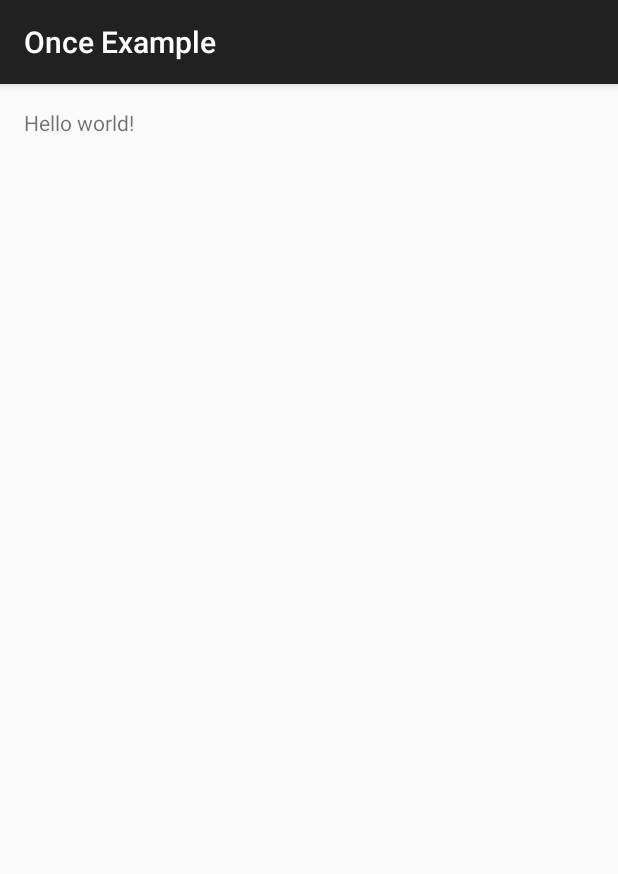
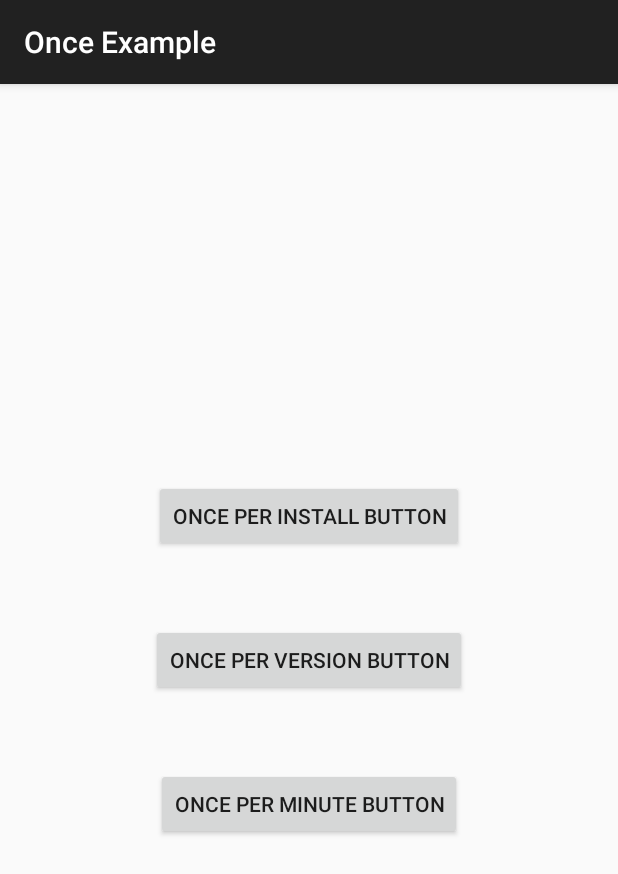
Before and after one commit to jonfinerty/Once, an Android app: the screen it shows after launch (MainActivity), on a phone screen of 412 x 824 dp. Shown: the top 874 px of the screen. Run offline under Robolectric (Android 15) with nearby library versions, the phone set to English and light mode, and no system bars.

Commit message:
Switch to store timestamps of when tags where last marked done

```diff
--- a/once-example/src/main/java/jonathanfinerty/onceexample/MainActivity.java
+++ b/once-example/src/main/java/jonathanfinerty/onceexample/MainActivity.java
@@ -4,6 +4,10 @@ import android.content.DialogInterface;
 import android.os.Bundle;
 import android.support.v7.app.ActionBarActivity;
 import android.support.v7.app.AlertDialog;
+import android.view.View;
+import android.widget.Button;
+
+import jonathanfinerty.once.Once;
 
 import static jonathanfinerty.once.Once.THIS_APP_INSTALL;
 import static jonathanfinerty.once.Once.beenDone;
@@ -12,16 +16,46 @@ import static jonathanfinerty.once.Once.markDone;
 public class MainActivity extends ActionBarActivity {
 
     public static final String SHOW_FRESH_INSTALL_DIALOG = "FreshInstallDialog";
+    public static final String SHOW_NEW_VERSION_DIALOG = "NewVersionDialog";
+    public static final String SHOW_MINUTE_DIALOG = "OncePerMinuteDialog";
 
     @Override
     protected void onCreate(Bundle savedInstanceState) {
         super.onCreate(savedInstanceState);
         setContentView(R.layout.activity_main);
 
-        if (!beenDone(THIS_APP_INSTALL, SHOW_FRESH_INSTALL_DIALOG)) {
-            showFreshInstallDialog();
-            markDone(SHOW_FRESH_INSTALL_DIALOG);
-        }
+        Button oncePerInstallButton = (Button) findViewById(R.id.once_per_install_button);
+        oncePerInstallButton.setOnClickListener(new View.OnClickListener() {
+            @Override
+            public void onClick(View v) {
+                if (!beenDone(THIS_APP_INSTALL, SHOW_FRESH_INSTALL_DIALOG)) {
+                    showFreshInstallDialog();
+                    markDone(SHOW_FRESH_INSTALL_DIALOG);
+                }
+            }
+        });
+
+        Button oncePerVersionButton = (Button) findViewById(R.id.once_per_version_button);
+        oncePerVersionButton.setOnClickListener(new View.OnClickListener() {
+            @Override
+            public void onClick(View v) {
+                if (!beenDone(Once.THIS_APP_VERSION, SHOW_NEW_VERSION_DIALOG)) {
+                    showNewVersionDialog();
+                    markDone(SHOW_NEW_VERSION_DIALOG);
+                }
+            }
+        });
+
+        Button oncePerMinuteButton = (Button) findViewById(R.id.once_per_minute_button);
+        oncePerMinuteButton.setOnClickListener(new View.OnClickListener() {
+            @Override
+            public void onClick(View v) {
+                /*if (!beenDone(TimeUnit.MINUTES, 1, SHOW_MINUTE_DIALOG)) {
+                    showMinuteDialog();
+                    markDone(SHOW_MINUTE_DIALOG);
+                }*/
+            }
+        });
 
     }
 
@@ -37,4 +71,30 @@ public class MainActivity extends ActionBarActivity {
                 });
         alertDialog.show();
     }
+
+    private void showNewVersionDialog() {
+        AlertDialog alertDialog = new AlertDialog.Builder(MainActivity.this).create();
+        alertDialog.setTitle("New Version Detected");
+        alertDialog.setMessage("This dialog should only appear once per app version");
+        alertDialog.setButton(AlertDialog.BUTTON_NEUTRAL, "OK",
+                new DialogInterface.OnClickListener() {
+                    public void onClick(DialogInterface dialog, int which) {
+                        dialog.dismiss();
+                    }
+                });
+        alertDialog.show();
+    }
+
+    private void showMinuteDialog() {
+        AlertDialog alertDialog = new AlertDialog.Builder(MainActivity.this).create();
+        alertDialog.setTitle("Once per minute");
+        alertDialog.setMessage("This dialog should only appear a maximum of once per minute");
+        alertDialog.setButton(AlertDialog.BUTTON_NEUTRAL, "OK",
+                new DialogInterface.OnClickListener() {
+                    public void onClick(DialogInterface dialog, int which) {
+                        dialog.dismiss();
+                    }
+                });
+        alertDialog.show();
+    }
 }
--- a/once-example/src/main/res/layout/activity_main.xml
+++ b/once-example/src/main/res/layout/activity_main.xml
@@ -1,11 +1,33 @@
-<RelativeLayout xmlns:android="http://schemas.android.com/apk/res/android"
-    xmlns:tools="http://schemas.android.com/tools" android:layout_width="match_parent"
-    android:layout_height="match_parent" android:paddingLeft="@dimen/activity_horizontal_margin"
+<LinearLayout xmlns:android="http://schemas.android.com/apk/res/android"
+    xmlns:tools="http://schemas.android.com/tools"
+    android:layout_width="match_parent"
+    android:layout_height="match_parent"
+    android:gravity="center"
+    android:orientation="vertical"
+    android:paddingBottom="@dimen/activity_vertical_margin"
+    android:paddingLeft="@dimen/activity_horizontal_margin"
     android:paddingRight="@dimen/activity_horizontal_margin"
     android:paddingTop="@dimen/activity_vertical_margin"
-    android:paddingBottom="@dimen/activity_vertical_margin" tools:context=".MainActivity">
+    tools:context=".MainActivity">
 
-    <TextView android:text="@string/hello_world" android:layout_width="wrap_content"
-        android:layout_height="wrap_content" />
+    <Button
+        android:id="@+id/once_per_install_button"
+        android:layout_width="wrap_content"
+        android:layout_height="wrap_content"
+        android:layout_marginBottom="48dp"
+        android:text="Once per install button" />
 
-</RelativeLayout>
+    <Button
+        android:id="@+id/once_per_version_button"
+        android:layout_width="wrap_content"
+        android:layout_height="wrap_content"
+        android:layout_marginBottom="48dp"
+        android:text="Once per version button" />
+
+    <Button
+        android:id="@+id/once_per_minute_button"
+        android:layout_width="wrap_content"
+        android:layout_height="wrap_content"
+        android:text="Once per minute button" />
+
+</LinearLayout>
--- a/once/src/main/java/jonathanfinerty/once/Once.java
+++ b/once/src/main/java/jonathanfinerty/once/Once.java
@@ -1,87 +1,79 @@
+
 package jonathanfinerty.once;
 
 import android.content.Context;
-import android.content.SharedPreferences;
+import android.content.pm.PackageInfo;
+import android.content.pm.PackageManager;
 import android.support.annotation.IntDef;
 
 import java.lang.annotation.Retention;
 import java.lang.annotation.RetentionPolicy;
-import java.util.HashSet;
-import java.util.Set;
+import java.util.Date;
+import java.util.concurrent.TimeUnit;
 
 public class Once {
 
     public static final int THIS_APP_INSTALL = 0;
     public static final int THIS_APP_VERSION = 1;
-    public static final int THIS_APP_RUN = 2;
 
-    private static final int NO_PREVIOUS_APP_VERSION = -1;
-    private static final String PREVIOUS_APP_VERSION_KEY = "previousAppVersion";
-    private static PersistedSeenSet appInstallSeen;
-    private static PersistedSeenSet appVersionSeen;
-    private static Set<String> appRunSeen;
-    private static SharedPreferences sharedPreferences;
+    private static long lastAppUpdatedTime = -1;
+
+    private static PersistedMap tagLastSeenMap;
 
     private Once() {
     }
 
     public static void initialise(Context context) {
-        sharedPreferences = context.getSharedPreferences("oncePreferences", Context.MODE_PRIVATE);
-        appInstallSeen = new PersistedSeenSet(sharedPreferences, "appInstall");
-        appVersionSeen = new PersistedSeenSet(sharedPreferences, "appVersion");
-        appRunSeen = new HashSet<>();
+        tagLastSeenMap = new PersistedMap(context, "TagLastSeenMap");
 
-        if (isNewAppVersion()) {
-            appVersionSeen.clear();
-            saveLatestAppVersion();
+        PackageManager packageManager = context.getPackageManager();
+        try {
+            PackageInfo packageInfo = packageManager.getPackageInfo(context.getPackageName(), 0);
+            lastAppUpdatedTime = packageInfo.lastUpdateTime;
+        } catch (PackageManager.NameNotFoundException ignored) {
+
         }
-    }
-
-    private static void saveLatestAppVersion() {
-        SharedPreferences.Editor editor = sharedPreferences.edit();
-        editor.putInt(PREVIOUS_APP_VERSION_KEY, BuildConfig.VERSION_CODE);
-        editor.apply();
-    }
-
-    private static boolean isNewAppVersion() {
-        int previousAppVersion = sharedPreferences.getInt("previousAppVersion", NO_PREVIOUS_APP_VERSION);
-
-        return previousAppVersion != NO_PREVIOUS_APP_VERSION && previousAppVersion != BuildConfig.VERSION_CODE;
     }
 
     public static boolean beenDone(@Scope int doneScope, String tag) {
 
-        if (appRunSeen.contains(tag)) {
+        Long tagLastSeenDate = tagLastSeenMap.get(tag);
+
+        if (tagLastSeenDate == null) {
+            return false;
+        }
+
+        if (doneScope == THIS_APP_INSTALL) {
             return true;
         }
 
-        if (doneScope == THIS_APP_RUN) {
+
+        return true;
+    }
+
+    public static boolean beenDone(TimeUnit timeUnit, long time, String tag) {
+        long timeInMillis = timeUnit.toMillis(time);
+        return beenDone(timeInMillis, tag);
+    }
+
+    public static boolean beenDone(long timeSpanInMillis, String tag) {
+        Long timeTagSeen = tagLastSeenMap.get(tag);
+
+        if (timeTagSeen == null) {
             return false;
         }
 
-        if (appVersionSeen.contains(tag)) {
-            return true;
-        }
+        long sinceSinceCheckTime = new Date().getTime() - timeSpanInMillis;
 
-        if (doneScope == THIS_APP_VERSION) {
-            return false;
-        }
-
-        if (appInstallSeen.contains(tag)) {
-            return true;
-        }
-
-        return false;
+        return timeTagSeen > sinceSinceCheckTime;
     }
 
     public static void markDone(String tag) {
-        appInstallSeen.add(tag);
-        appVersionSeen.add(tag);
-        appRunSeen.add(tag);
+        tagLastSeenMap.put(tag, new Date().getTime());
     }
 
     @Retention(RetentionPolicy.SOURCE)
-    @IntDef({THIS_APP_INSTALL, THIS_APP_VERSION, THIS_APP_RUN})
+    @IntDef({THIS_APP_INSTALL, THIS_APP_VERSION})
     public @interface Scope {
     }
 
--- /dev/null
+++ b/once/src/main/java/jonathanfinerty/once/PersistedMap.java
@@ -0,0 +1,30 @@
+package jonathanfinerty.once;
+
+import android.content.Context;
+import android.content.SharedPreferences;
+
+import java.util.HashMap;
+import java.util.Map;
+
+public class PersistedMap {
+
+    private Map<String, Long> map = new HashMap<>();
+    private final SharedPreferences preferences;
+
+    public PersistedMap(Context context, String mapName) {
+        preferences = context.getSharedPreferences(PersistedMap.class.getSimpleName() + mapName, Context.MODE_PRIVATE);
+        //noinspection unchecked
+        map = (Map<String, Long>) preferences.getAll();
+    }
+
+    public Long get(String tag) {
+        return map.get(tag);
+    }
+
+    public void put(String tag, long timeSeen) {
+        map.put(tag, timeSeen);
+        SharedPreferences.Editor edit = preferences.edit();
+        edit.putLong(tag, timeSeen);
+        edit.apply();
+    }
+}
--- a/once/src/main/java/jonathanfinerty/once/PersistedSeenSet.java
+++ /dev/null
@@ -1,38 +0,0 @@
-package jonathanfinerty.once;
-
-import android.content.SharedPreferences;
-
-import java.util.HashSet;
-import java.util.Set;
-
-class PersistedSeenSet {
-
-    private final SharedPreferences sharedPreferences;
-    private final String setName;
-
-    public PersistedSeenSet(SharedPreferences sharedPreferences, String setName) {
-        this.sharedPreferences = sharedPreferences;
-        this.setName = setName;
-    }
-
-    public boolean contains(String seenTag) {
-        Set<String> seenTags = sharedPreferences.getStringSet(setName, null);
-        return (seenTags != null && seenTags.contains(seenTag));
-    }
-
-    public void add(String seenTag) {
-        SharedPreferences.Editor editor = sharedPreferences.edit();
-        Set<String> seenTags = sharedPreferences.getStringSet(setName, new HashSet<String>());
-        Set<String> updatedSeenTags = new HashSet<>(seenTags);
-        updatedSeenTags.add(seenTag);
-        editor.putStringSet(setName, updatedSeenTags);
-        editor.apply();
-    }
-
-    public void clear() {
-        SharedPreferences.Editor editor = sharedPreferences.edit();
-        editor.remove(setName);
-        editor.apply();
-    }
-
-}
```
Also changed, not shown: 2 other files.
